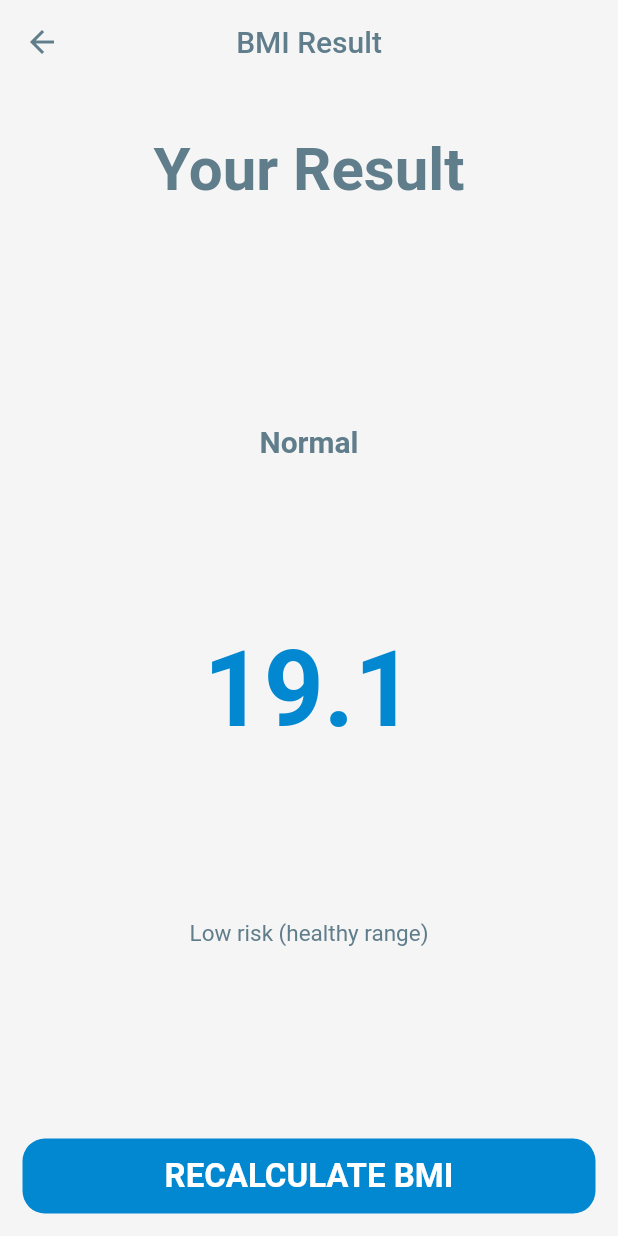
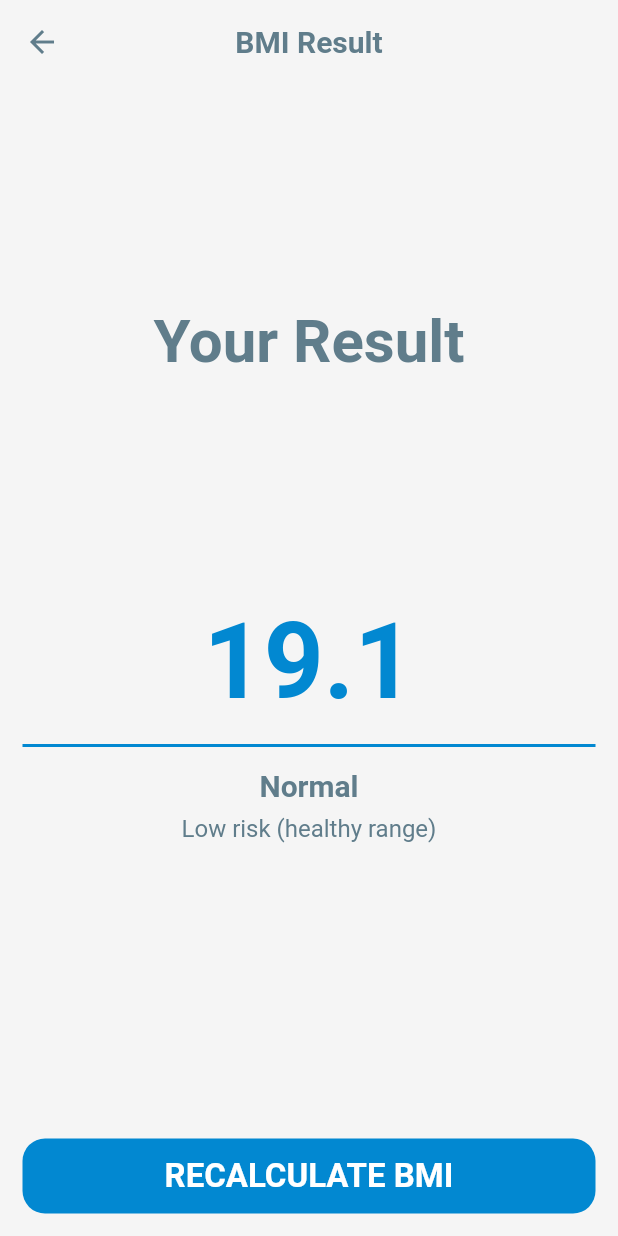
Before and after one commit to kafasan/bmi, a Flutter app: the screen it shows after launch, scrolled down 576 dp, after a tap on the "remove" icon, after a tap on "CALCULATE BMI", on a phone screen of 412 x 824 dp. Run offline on Flutter 3.47's test engine with Material 2 defaults, Android fonts, the phone set to English and light mode, and no system bars; our stand-ins replace numberpicker, shared_preferences.

Commit message:
small adjust view

```diff
--- a/lib/views/bmi_data_screen.dart
+++ b/lib/views/bmi_data_screen.dart
@@ -22,9 +22,14 @@ class _BmiDataScreenState extends State<BmiDataScreen> {
   List<Widget> generateWeight(start, end) {
     List<Widget> weights = [];
     for (var i = start; i < end; i++) {
-      weights.add(Text(
+      weights.add(Center(
+        child: Text(
           "$i",
-        style: labelTextStyle.copyWith(fontSize: 20),
+          style: TextStyle(
+            color: (weight == i) ? secondaryColor : textDefaultColor,
+            fontSize: (weight == i) ? 24 : 18,
+          ),
+        ),
       ));
     }
     return weights;
@@ -68,7 +73,8 @@ class _BmiDataScreenState extends State<BmiDataScreen> {
           centerTitle: true,
           title: const Text(
             "BMI Calculator",
-            style: TextStyle(color: textDefaultColor),
+            style:
+                TextStyle(color: textDefaultColor, fontWeight: FontWeight.bold),
           ),
         ),
         body: Column(children: [
@@ -155,7 +161,7 @@ class _BmiDataScreenState extends State<BmiDataScreen> {
                     Text(
                       "Height (cm)",
                       style: labelTextStyle.copyWith(
-                        fontSize: 14,
+                        fontSize: 15,
                         fontWeight: FontWeight.bold,
                       ),
                     ),
@@ -181,6 +187,15 @@ class _BmiDataScreenState extends State<BmiDataScreen> {
                             step: 1,
                             itemHeight: 100,
                             axis: Axis.horizontal,
+                            textStyle: TextStyle(
+                              fontSize: 24,
+                              color: textDefaultColor,
+                            ),
+                            selectedTextStyle: TextStyle(
+                              fontSize: 45,
+                              color: secondaryColor,
+                              fontWeight: FontWeight.bold,
+                            ),
                             onChanged: (value) {
                               setState(() {
                                 height = value;
@@ -229,10 +244,11 @@ class _BmiDataScreenState extends State<BmiDataScreen> {
                       Text(
                         "Weight (kg)",
                         style: labelTextStyle.copyWith(
-                          fontSize: 14,
+                          fontSize: 15,
                           fontWeight: FontWeight.bold,
                         ),
                       ),
+                      SizedBox(height: 6),
                       Container(
                         height: MediaQuery.of(context).size.height * 0.15,
                         child: CupertinoPicker(
@@ -245,7 +261,8 @@ class _BmiDataScreenState extends State<BmiDataScreen> {
                             weight = val + 20;
                             saveBmiData('weight', weight);
                           },
-                            children: generateWeight(20, 220)),
+                          children: generateWeight(20, 220),
+                        ),
                       )
                     ],
                   ),
@@ -259,7 +276,7 @@ class _BmiDataScreenState extends State<BmiDataScreen> {
                       Text(
                         "Age",
                         style: labelTextStyle.copyWith(
-                          fontSize: 14,
+                          fontSize: 15,
                           fontWeight: FontWeight.bold,
                         ),
                       ),
@@ -273,9 +290,7 @@ class _BmiDataScreenState extends State<BmiDataScreen> {
                           children: [
                             RawMaterialButton(
                               onPressed: () {
-                                if (age <= 0) {
-                                  age = 0;
-                                } else {
+                                if (age > 0) {
                                   age--;
                                 }
                                 // setState(() {});
--- a/lib/views/bmi_result_screen.dart
+++ b/lib/views/bmi_result_screen.dart
@@ -19,7 +19,8 @@ class BmiResultScreen extends StatelessWidget {
         centerTitle: true,
         title: const Text(
           "BMI Result",
-          style: TextStyle(color: textDefaultColor),
+          style:
+              TextStyle(color: textDefaultColor, fontWeight: FontWeight.bold),
         ),
         iconTheme: const IconThemeData(
           color: iconDefaultColor,
@@ -40,12 +41,23 @@ class BmiResultScreen extends StatelessWidget {
             ),
           ),
           Expanded(
-            flex: 5,
+            child: Center(
               child: Container(
                 padding: const EdgeInsets.symmetric(horizontal: 15.0),
-              child: Column(
-                  mainAxisAlignment: MainAxisAlignment.spaceEvenly,
-                  children: [
+                child: Column(children: [
+                  Text(
+                    bmi.toStringAsFixed(1),
+                    style: const TextStyle(
+                      fontSize: 70,
+                      fontWeight: FontWeight.bold,
+                      color: secondaryColor,
+                    ),
+                  ),
+                  Divider(
+                    height: 30,
+                    thickness: 2,
+                    color: secondaryColor,
+                  ),
                   Text(
                     bmiCalculator.bmiCategory ?? "",
                     style: const TextStyle(
@@ -54,23 +66,17 @@ class BmiResultScreen extends StatelessWidget {
                       color: textDefaultColor,
                     ),
                   ),
-                    Text(
-                      bmi.toStringAsFixed(1),
-                      style: const TextStyle(
-                        fontSize: 70,
-                        fontWeight: FontWeight.bold,
-                        color: secondaryColor,
-                      ),
-                    ),
+                  SizedBox(height: 8.0),
                   Text(
                     bmiCalculator.bmiDescription ?? "",
                     style: const TextStyle(
-                        fontSize: 15,
+                      fontSize: 16,
                       color: textDefaultColor,
                     ),
                     textAlign: TextAlign.center,
                   ),
                 ]),
+              ),
             ),
           ),
           GestureDetector(
--- a/lib/views/bmi_splash_screen.dart
+++ b/lib/views/bmi_splash_screen.dart
@@ -14,7 +14,7 @@ class _BmiSplashScreen extends State<BmiSplashScreen> {
   void initState() {
     super.initState();
     Timer(
-      Duration(seconds: 2),
+      Duration(seconds: 5),
       () => Navigator.pushReplacement(
         context,
         MaterialPageRoute(
```
Lines whose indentation alone changed are shown as unchanged.
